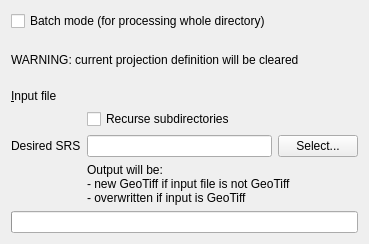
Qt form python/plugins/GdalTools/tools/widgetProjection.ui (qgis/QGIS) before a commit.
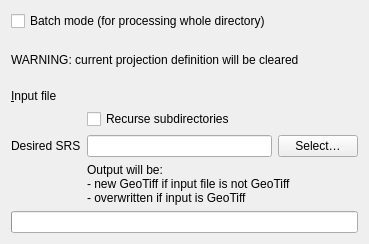
The same form after that commit. Custom widgets are drawn as their Qt base class.

The edit to the form file:
```diff
--- a/python/plugins/GdalTools/tools/widgetProjection.ui
+++ b/python/plugins/GdalTools/tools/widgetProjection.ui
@@ -83,7 +83,7 @@
        <item>
         <widget class="QPushButton" name="selectDesiredSRSButton">
          <property name="text">
-          <string>Select...</string>
+          <string>Select…</string>
          </property>
         </widget>
        </item>
```
